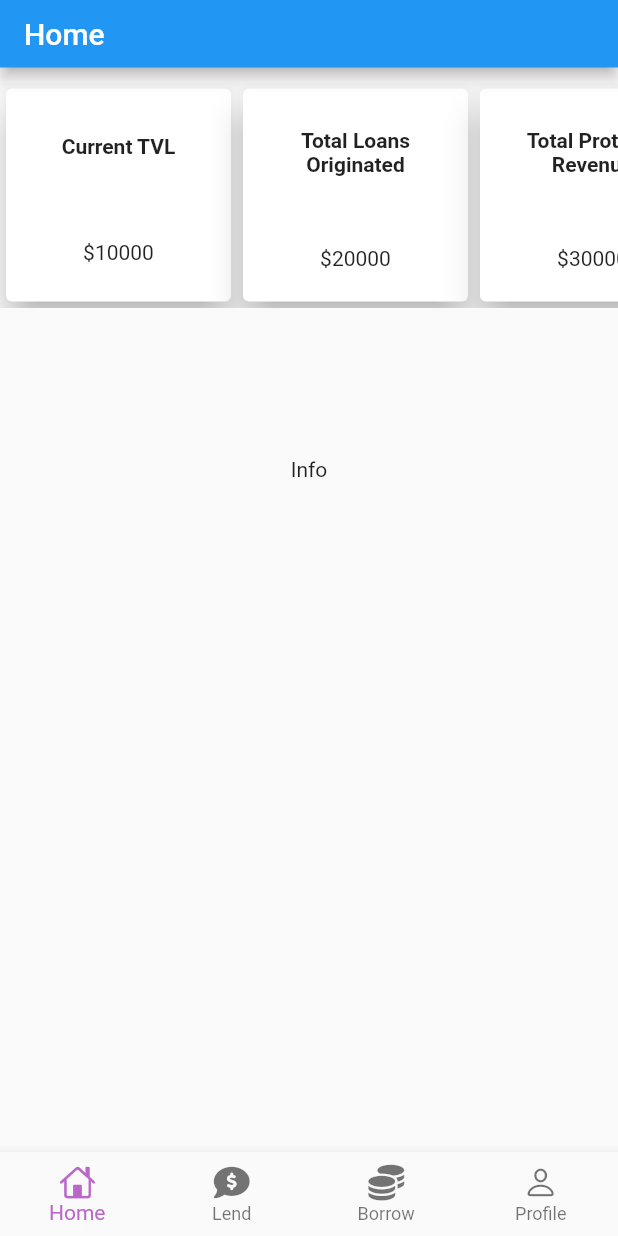
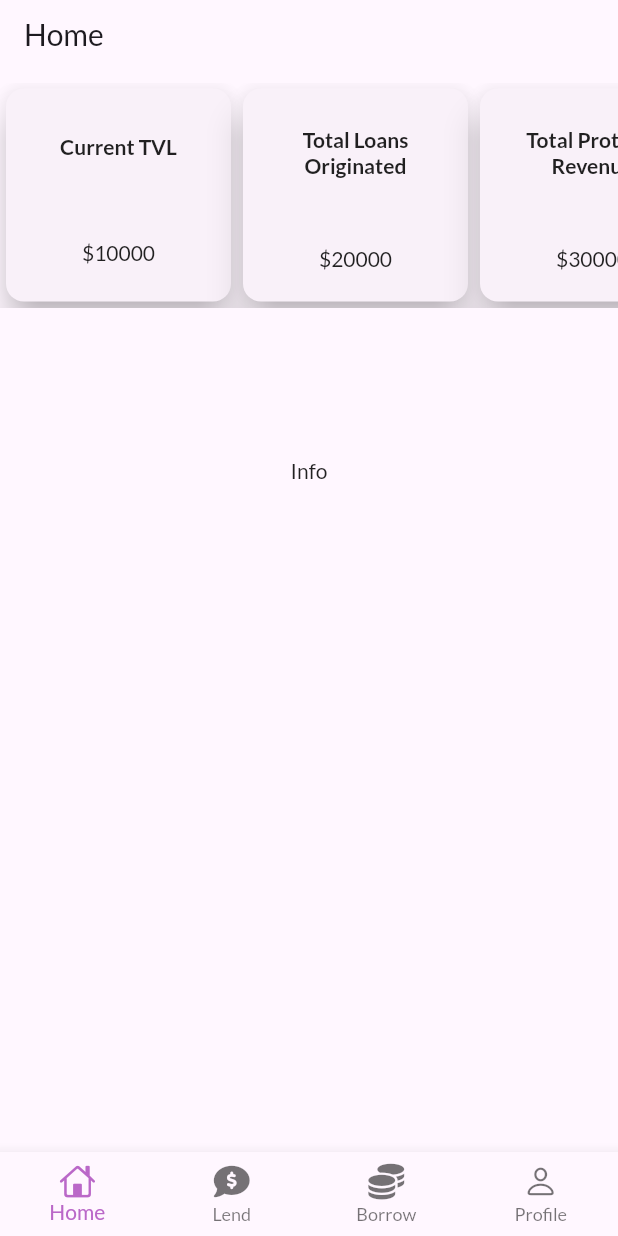
Before and after one commit to Tabasco-DeFi/Cover.fi-IOS-Android, a Flutter app: the screen it shows after launch, on a phone screen of 412 x 824 dp. Run offline on Flutter 3.47's test engine with Material 2 defaults, Android fonts, the phone set to English and light mode, and no system bars; our stand-ins replace font_awesome_flutter, get, google_fonts.

Commit message:
Theme setting for android/ios app

```diff
--- a/lib/main.dart
+++ b/lib/main.dart
@@ -1,6 +1,7 @@
 // Package
 import 'package:flutter/material.dart';
 import 'package:get/get.dart';
+import 'package:google_fonts/google_fonts.dart';
 
 // Controller
 import 'package:coverfi_flutter/Controller/accessibility_state_controller.dart';
@@ -24,10 +25,16 @@ class MyApp extends StatelessWidget {
     return GetMaterialApp(
       title: 'Flutter Demo',
       theme: ThemeData(
+        // primarySwatch: Colors.orange,
+        useMaterial3: true,
+        colorScheme: ColorScheme.fromSeed(
+            seedColor: const Color.fromRGBO(131, 74, 200, 1),
+            brightness: Brightness.light,
+        ),
+        textTheme: GoogleFonts.latoTextTheme(Theme.of(context).textTheme)
         // brightness: Brightness.dark,
-        brightness: Brightness.light,
-        primarySwatch: Colors.blue,
       ),
+      darkTheme: ThemeData.dark(),
       debugShowCheckedModeBanner: false,
       initialRoute: "/homePage",
       getPages: appRoutes(),
```
